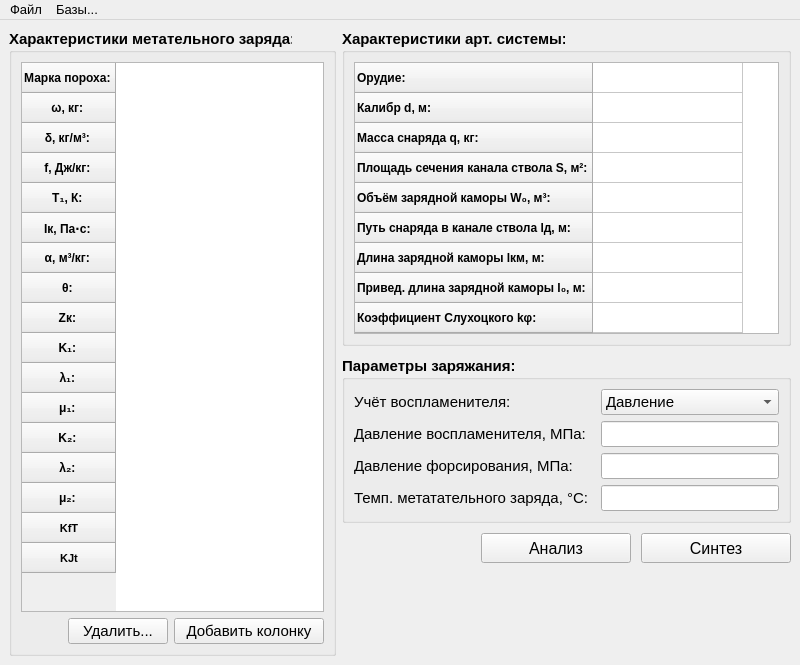
Qt form GUI/MainWindow/init.ui (sabbraxcaddabra/IntBalOptimization) before a commit.
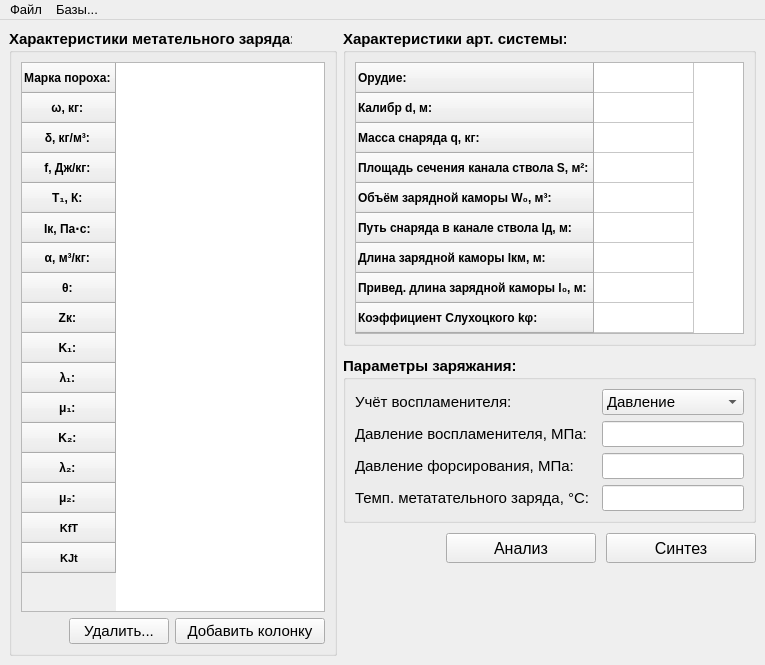
The same form after that commit.

```diff
--- a/GUI/MainWindow/init.ui
+++ b/GUI/MainWindow/init.ui
@@ -9,7 +9,7 @@
    <rect>
     <x>0</x>
     <y>0</y>
-    <width>794</width>
+    <width>765</width>
     <height>665</height>
    </rect>
   </property>
@@ -136,7 +136,7 @@
            </property>
            <property name="minimumSize">
             <size>
-             <width>425</width>
+             <width>0</width>
              <height>272</height>
             </size>
            </property>
@@ -181,7 +181,7 @@
             <bool>false</bool>
            </attribute>
            <attribute name="horizontalHeaderDefaultSectionSize">
-            <number>150</number>
+            <number>100</number>
            </attribute>
            <attribute name="horizontalHeaderHighlightSections">
             <bool>true</bool>
@@ -394,26 +394,8 @@
         <property name="title">
          <string>Параметры заряжания:</string>
         </property>
-        <layout class="QVBoxLayout" name="verticalLayout_4">
-         <item>
-          <layout class="QHBoxLayout" name="horizontalLayout_3">
-           <item>
-            <layout class="QVBoxLayout" name="verticalLayout_6">
-             <item>
-              <widget class="QLabel" name="label_regIgnit">
-               <property name="font">
-                <font>
-                 <pointsize>11</pointsize>
-                 <weight>50</weight>
-                 <bold>false</bold>
-                </font>
-               </property>
-               <property name="text">
-                <string>Учёт воспламенителя:</string>
-               </property>
-              </widget>
-             </item>
-             <item>
+        <layout class="QGridLayout" name="gridLayout_2">
+         <item row="1" column="0">
               <widget class="QLabel" name="label_PressIgnit">
                <property name="font">
                 <font>
@@ -427,7 +409,7 @@
                </property>
               </widget>
              </item>
-             <item>
+         <item row="2" column="0">
               <widget class="QLabel" name="label_PressForc">
                <property name="font">
                 <font>
@@ -441,8 +423,8 @@
                </property>
               </widget>
              </item>
-             <item>
-              <widget class="QLabel" name="label_Temp">
+         <item row="0" column="0">
+          <widget class="QLabel" name="label_regIgnit">
                <property name="font">
                 <font>
                  <pointsize>11</pointsize>
@@ -451,25 +433,95 @@
                 </font>
                </property>
                <property name="text">
-                <string>Темп. метатательного заряда, °С: </string>
+            <string>Учёт воспламенителя:</string>
                </property>
               </widget>
              </item>
-            </layout>
-           </item>
-           <item>
-            <layout class="QVBoxLayout" name="verticalLayout_5">
-             <item>
+         <item row="1" column="1">
+          <widget class="QLineEdit" name="val_PressIgnit">
+           <property name="sizePolicy">
+            <sizepolicy hsizetype="Maximum" vsizetype="Fixed">
+             <horstretch>0</horstretch>
+             <verstretch>0</verstretch>
+            </sizepolicy>
+           </property>
+           <property name="minimumSize">
+            <size>
+             <width>0</width>
+             <height>0</height>
+            </size>
+           </property>
+           <property name="maximumSize">
+            <size>
+             <width>16777215</width>
+             <height>16777215</height>
+            </size>
+           </property>
+           <property name="font">
+            <font>
+             <weight>50</weight>
+             <bold>false</bold>
+            </font>
+           </property>
+           <property name="text">
+            <string/>
+           </property>
+           <property name="maxLength">
+            <number>11</number>
+           </property>
+           <property name="alignment">
+            <set>Qt::AlignCenter</set>
+           </property>
+          </widget>
+         </item>
+         <item row="2" column="1">
+          <widget class="QLineEdit" name="val_PressForc">
+           <property name="sizePolicy">
+            <sizepolicy hsizetype="Maximum" vsizetype="Fixed">
+             <horstretch>0</horstretch>
+             <verstretch>0</verstretch>
+            </sizepolicy>
+           </property>
+           <property name="minimumSize">
+            <size>
+             <width>0</width>
+             <height>0</height>
+            </size>
+           </property>
+           <property name="maximumSize">
+            <size>
+             <width>16777215</width>
+             <height>16777215</height>
+            </size>
+           </property>
+           <property name="font">
+            <font>
+             <weight>50</weight>
+             <bold>false</bold>
+            </font>
+           </property>
+           <property name="text">
+            <string/>
+           </property>
+           <property name="maxLength">
+            <number>11</number>
+           </property>
+           <property name="alignment">
+            <set>Qt::AlignCenter</set>
+           </property>
+          </widget>
+         </item>
+         <item row="0" column="1">
               <widget class="QComboBox" name="combo_regIgnit">
                <property name="sizePolicy">
-                <sizepolicy hsizetype="Minimum" vsizetype="Fixed">
+            <sizepolicy hsizetype="Preferred" vsizetype="Fixed">
                  <horstretch>0</horstretch>
                  <verstretch>0</verstretch>
                 </sizepolicy>
                </property>
                <property name="minimumSize">
                 <size>
-                 <width>0</width>
+             <width>100</width>
                  <height>0</height>
                 </size>
                </property>
@@ -497,84 +549,24 @@
                </item>
               </widget>
              </item>
-             <item>
-              <widget class="QLineEdit" name="val_PressIgnit">
-               <property name="sizePolicy">
-                <sizepolicy hsizetype="Minimum" vsizetype="Fixed">
-                 <horstretch>0</horstretch>
-                 <verstretch>0</verstretch>
-                </sizepolicy>
-               </property>
-               <property name="minimumSize">
-                <size>
-                 <width>0</width>
-                 <height>0</height>
-                </size>
-               </property>
-               <property name="maximumSize">
-                <size>
-                 <width>16777215</width>
-                 <height>16777215</height>
-                </size>
-               </property>
+         <item row="3" column="0">
+          <widget class="QLabel" name="label_Temp">
                <property name="font">
                 <font>
+             <pointsize>11</pointsize>
                  <weight>50</weight>
                  <bold>false</bold>
                 </font>
                </property>
                <property name="text">
-                <string/>
-               </property>
-               <property name="maxLength">
-                <number>11</number>
-               </property>
-               <property name="alignment">
-                <set>Qt::AlignCenter</set>
-               </property>
-              </widget>
-             </item>
-             <item>
-              <widget class="QLineEdit" name="val_PressForc">
-               <property name="sizePolicy">
-                <sizepolicy hsizetype="Minimum" vsizetype="Fixed">
-                 <horstretch>0</horstretch>
-                 <verstretch>0</verstretch>
-                </sizepolicy>
-               </property>
-               <property name="minimumSize">
-                <size>
-                 <width>0</width>
-                 <height>0</height>
-                </size>
-               </property>
-               <property name="maximumSize">
-                <size>
-                 <width>16777215</width>
-                 <height>16777215</height>
-                </size>
-               </property>
-               <property name="font">
-                <font>
-                 <weight>50</weight>
-                 <bold>false</bold>
-                </font>
-               </property>
-               <property name="text">
-                <string/>
-               </property>
-               <property name="maxLength">
-                <number>11</number>
-               </property>
-               <property name="alignment">
-                <set>Qt::AlignCenter</set>
-               </property>
-              </widget>
-             </item>
-             <item>
+            <string>Темп. метатательного заряда, °С: </string>
+           </property>
+          </widget>
+         </item>
+         <item row="3" column="1">
               <widget class="QLineEdit" name="val_Temp">
                <property name="sizePolicy">
-                <sizepolicy hsizetype="Minimum" vsizetype="Fixed">
+            <sizepolicy hsizetype="Maximum" vsizetype="Fixed">
                  <horstretch>0</horstretch>
                  <verstretch>0</verstretch>
                 </sizepolicy>
@@ -601,10 +593,6 @@
                 <set>Qt::AlignCenter</set>
                </property>
               </widget>
-             </item>
-            </layout>
-           </item>
-          </layout>
          </item>
         </layout>
        </widget>
@@ -1062,7 +1050,7 @@
     <rect>
      <x>0</x>
      <y>0</y>
-     <width>794</width>
+     <width>765</width>
      <height>23</height>
     </rect>
    </property>
```
Left out of the diff: 4 changed lines with no effect on the pictures. Lines whose indentation alone changed are shown as unchanged.
